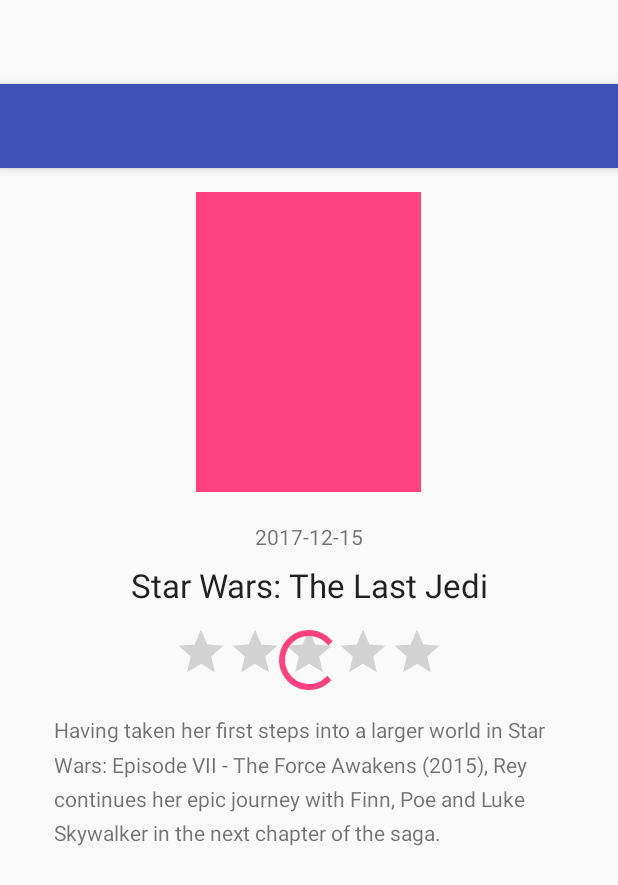
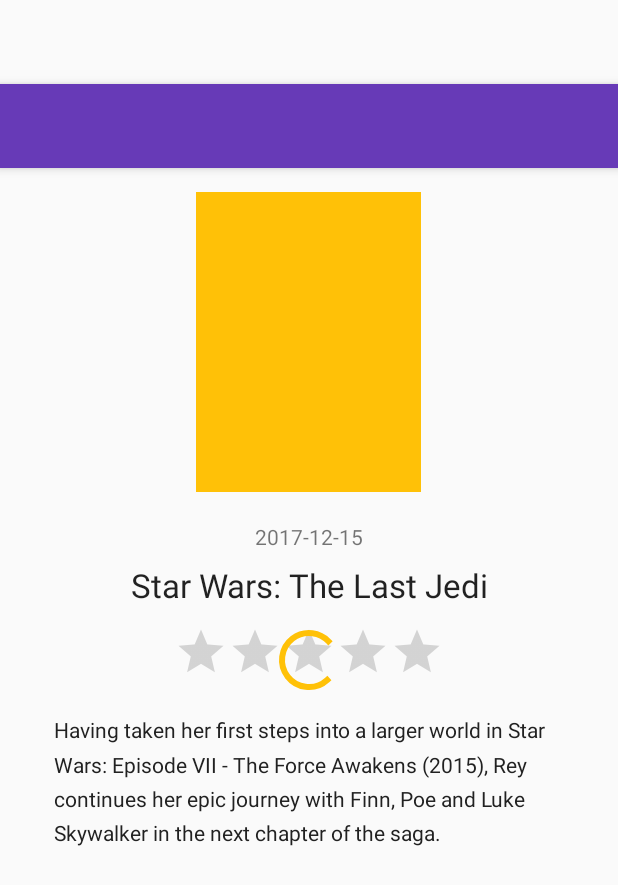
Before and after one commit to oscarb/trendy-trailers, an Android app: the layout activity_detail.xml on its own in the app's theme, with its tools: preview values and no code run, on a phone screen of 412 x 824 dp. Shown: the top 885 px of the screen. Run offline under Robolectric (Android 15) with nearby library versions, the phone set to English and light mode, and no system bars; network calls fail.

Commit message:
Add material colors

```diff
--- a/app/src/main/java/se/oscarb/trendytrailers/detail/DetailActivity.java
+++ b/app/src/main/java/se/oscarb/trendytrailers/detail/DetailActivity.java
@@ -74,6 +74,7 @@
             @Override
             public void onFailure(Call<Movie> call, Throwable t) {
                 binding.progressBar.setVisibility(View.GONE);
+                setTitle("Trendy Trailers");
                 Snackbar.make(binding.getRoot(), "Error", Snackbar.LENGTH_LONG).show();
             }
         });
--- a/app/src/main/res/layout/activity_detail.xml
+++ b/app/src/main/res/layout/activity_detail.xml
@@ -93,6 +93,7 @@
                     android:lineSpacingMultiplier="1.4"
                     android:maxWidth="340sp"
                     android:text="@{detailViewModel.plotSynopsis}"
+                    android:textColor="@color/primaryText"
                     android:textSize="14sp"
                     tools:text="@string/lorem_ipsum" />
 
--- a/app/src/main/res/values/colors.xml
+++ b/app/src/main/res/values/colors.xml
@@ -1,9 +1,16 @@
 <?xml version="1.0" encoding="utf-8"?>
 <resources>
-    <color name="colorPrimary">#3F51B5</color>
-    <color name="colorPrimaryDark">#303F9F</color>
-    <color name="colorAccent">#FF4081</color>
+    <color name="colorPrimary">#673AB7</color>
+    <color name="colorPrimaryDark">#512DA8</color>
+    <color name="colorPrimaryLight">#D1C4E9</color>
+    <color name="colorAccent">#FFC107</color>
 
     <color name="colorAppBarForeground">#ffffff</color>
 
+
+    <color name="primaryText">#212121</color>
+    <color name="secondaryText">#757575</color>
+    <color name="icons">#FFFFFF</color>
+    <color name="divider">#BDBDBD</color>
+
 </resources>
```
